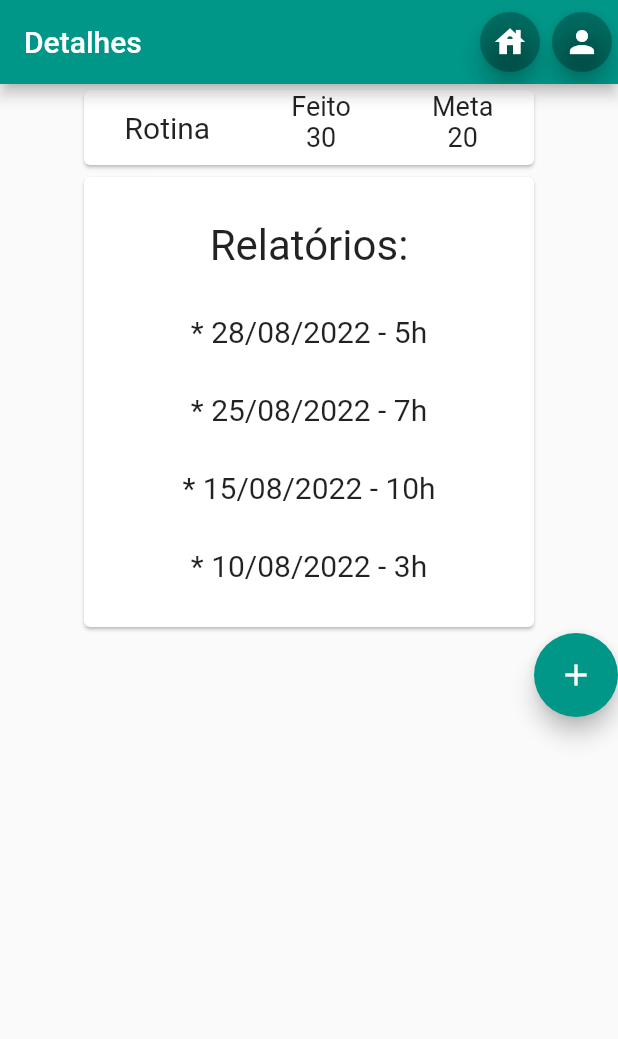
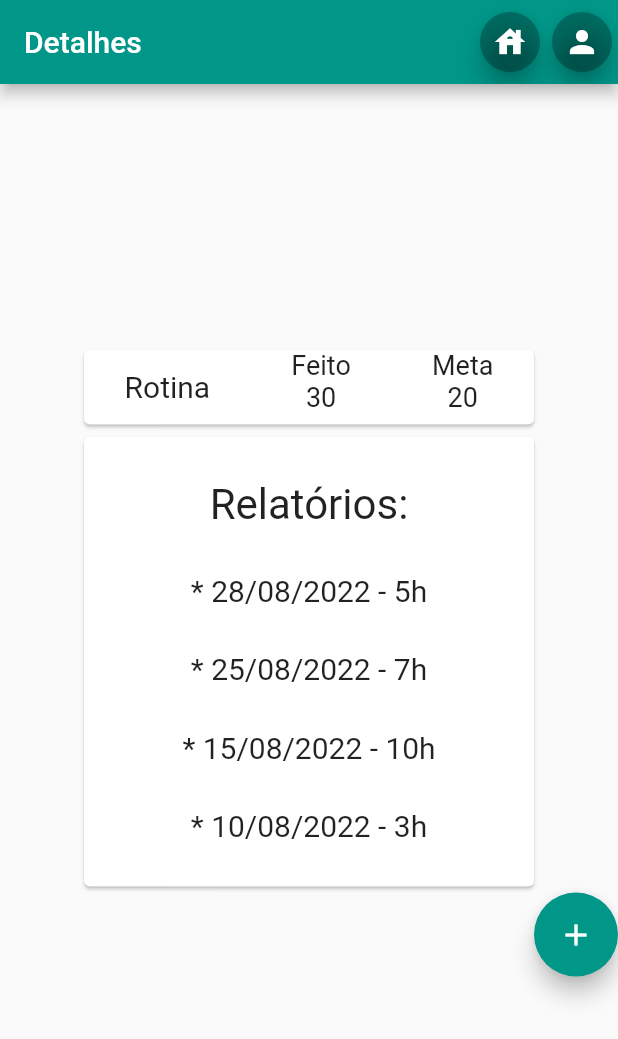
Before and after one commit to marcusvco/RotinasApp, a Flutter app: the Detalhes screen opened directly, on a phone screen of 412 x 824 dp. Shown: the top 1039 px of the screen. Run offline on Flutter 3.47's test engine with Material 2 defaults, Android fonts, the phone set to English and light mode, and no system bars.

Commit message:
Modificações customização

```diff
--- a/rotinas_app/lib/Detalhes.dart
+++ b/rotinas_app/lib/Detalhes.dart
@@ -33,18 +33,12 @@ class Detalhes extends StatelessWidget{
   _body(context){
     return Center(
       child: Column(
-        mainAxisAlignment: MainAxisAlignment.start,
+        mainAxisAlignment: MainAxisAlignment.center,
+        crossAxisAlignment: CrossAxisAlignment.center,
         children: [
           resumo(),
           relatorio(context),
-          Container(
-            alignment: Alignment.bottomRight,
-            child: FloatingActionButton(
-              backgroundColor: Colors.teal,
-              child: Icon(Icons.add),
-              onPressed: () => Navigator.pushReplacement(context, MaterialPageRoute(builder: (context) => CadastroRotina(),)),
-            ),
-          ),
+          botao(context),
         ],
       ),
     );
@@ -95,4 +89,15 @@ class Detalhes extends StatelessWidget{
       ),
     );
   }
+
+  botao(context){
+    return Container(
+      alignment: Alignment.bottomRight,
+      child: FloatingActionButton(
+        backgroundColor: Colors.teal,
+        child: Icon(Icons.add),
+        onPressed: () => Navigator.pushReplacement(context, MaterialPageRoute(builder: (context) => CadastroRotina(),)),
+      ),
+    );
+  }
 }
```
Also changed, not shown: rotinas_app/lib/main.dart (+6 -1 lines).
